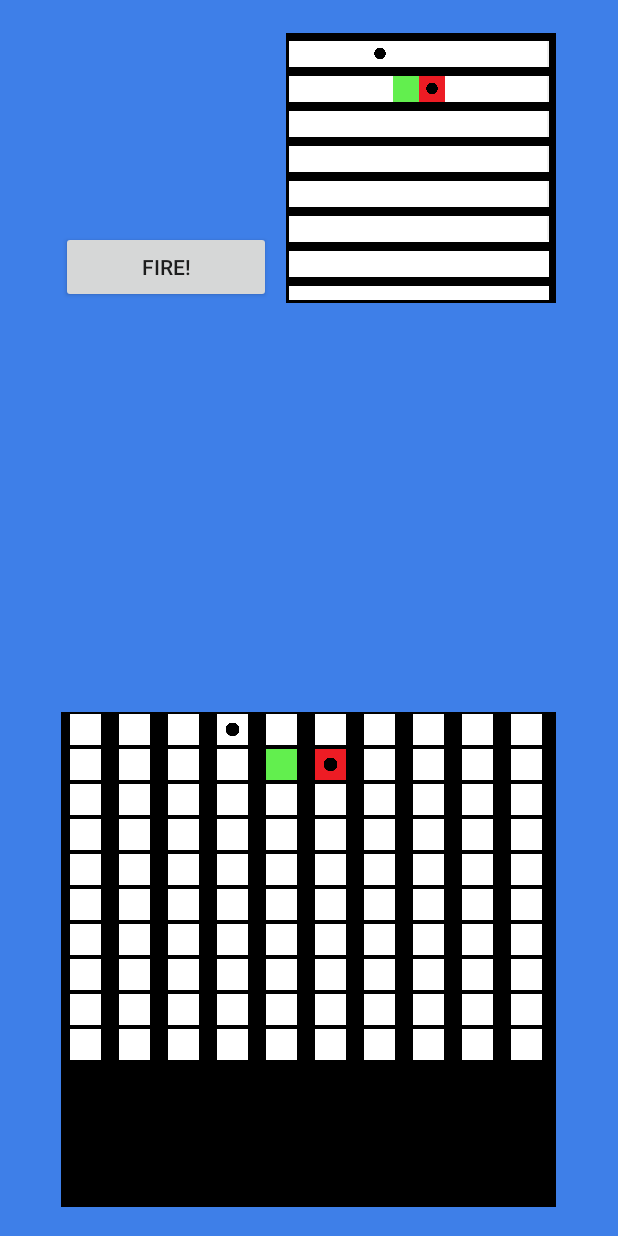
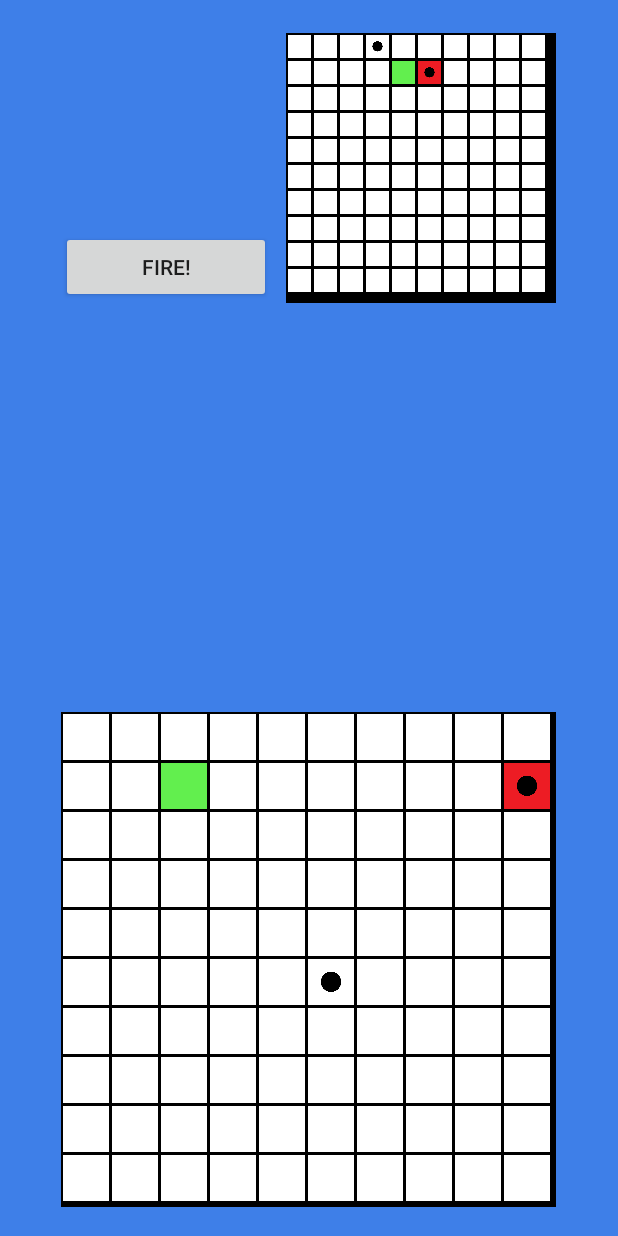
Before and after one commit to FrederikFrost/SlagShots, an Android app: the GameActivity screen opened directly, with no data from a screen before it, on a phone screen of 412 x 824 dp. Run offline under Robolectric (Android 15) with nearby library versions, the phone set to English and light mode, and no system bars.

Commit message:
Startede game screen

```diff
--- a/app/src/main/java/com/example/bruger/slagshots/BoardField.java
+++ b/app/src/main/java/com/example/bruger/slagshots/BoardField.java
@@ -1,4 +1,6 @@
 package com.example.bruger.slagshots;
+
+import android.util.Log;
 
 /**
  * Created by erknt on 19-06-2019.
@@ -14,6 +16,7 @@ public class BoardField {
     }
 
     public void hit() {
+        Log.i("SKUD", "Jeg skydder!");
         isHit = true;
     }
 
--- a/app/src/main/java/com/example/bruger/slagshots/GameActivity.java
+++ b/app/src/main/java/com/example/bruger/slagshots/GameActivity.java
@@ -1,18 +1,24 @@
 package com.example.bruger.slagshots;
 
+import android.annotation.SuppressLint;
 import android.content.Context;
 import android.os.Bundle;
-import android.support.design.widget.FloatingActionButton;
-import android.support.design.widget.Snackbar;
+import android.support.annotation.NonNull;
 import android.support.v7.app.AppCompatActivity;
-import android.support.v7.widget.Toolbar;
+import android.util.Log;
 import android.view.View;
+import android.view.ViewGroup;
+import android.widget.AdapterView;
+import android.widget.Button;
 import android.widget.GridView;
+import android.widget.AdapterView.OnItemClickListener;
+import android.widget.Toast;
 
 
 public class GameActivity extends AppCompatActivity {
 
     private GameModel model;
+    private boolean positionSelected = false;
 
     @Override
     protected void onCreate(Bundle savedInstanceState) {
@@ -20,12 +26,50 @@ public class GameActivity extends AppCompatActivity {
         model = new GameModel();
         setContentView(R.layout.activity_game);
 
-        GridView gridview1 = (GridView) findViewById(R.id.gridView1);
-        GridViewAdapter adapter = new GridViewAdapter(this, model);
-        gridview1.setAdapter(adapter);
+        GridView gridView1 = (GridView) findViewById(R.id.gridView1);
+        gridView1.setAdapter(new GridViewAdapter(this, model, true));
 
-        GridView gridview2 = (GridView) findViewById(R.id.gridView2);
-        gridview2.setAdapter(adapter);
+        final GridView gridView2 = (GridView) findViewById(R.id.gridView2);
+        final GridViewAdapter adapter = new GridViewAdapter(this, model, false);
+        gridView2.setAdapter(adapter);
+
+        gridView2.setOnItemClickListener(getListener(adapter));
+
+        Button fireShot = (Button) findViewById(R.id.fireShot);
+        fireShot.setOnClickListener(new View.OnClickListener() {
+            @Override
+            public void onClick(View view) {
+                if (!positionSelected) {
+                    Toast.makeText(getApplicationContext(),"No position marked for attack.", Toast.LENGTH_LONG).show();
+
+                } else {
+                    Log.i("SKUD", "Jeg affryrer skud.");
+                    model.getPos(adapter.getSelectedPosition(), false).hit();
+                    adapter.setSelectedPosition(-1);
+                    positionSelected = false;
+
+                    // TODO: Make turn based
+                    adapter.notifyDataSetChanged();
+                }
+            }
+        });
+
     }
 
+    @NonNull
+    private OnItemClickListener getListener(final GridViewAdapter adapter) {
+        return new OnItemClickListener() {
+            @Override
+            public void onItemClick(AdapterView<?> parent, View v,
+                                    int position, long id) {
+
+                Log.i("SKUD", "Jeg sætter markerings positionen");
+                positionSelected = true;
+                adapter.setSelectedPosition(position);
+                adapter.notifyDataSetChanged();
+            }
+        };
+    }
+
+
 }
--- a/app/src/main/java/com/example/bruger/slagshots/GameModel.java
+++ b/app/src/main/java/com/example/bruger/slagshots/GameModel.java
@@ -20,10 +20,17 @@ public class GameModel {
         playerOne = new BoardField[100];
         createBoardField(playerOne);
         getTestBoard(playerOne);
+        playerTwo = new BoardField[100];
+        createBoardField(playerTwo);
+        getTestBoard2(playerTwo);
     }
 
     public int getCount() {
         return playerOne.length;
+    }
+
+    public BoardField getPos(int pos, boolean smallBoard) {
+        return smallBoard ? playerOne[pos]:playerTwo[pos];
     }
 
     public void createBoardField(BoardField[] board) {
@@ -41,9 +48,17 @@ public class GameModel {
         Log.i(TAG, "I inserted ship and shots");
     }
 
-    public int getView(int pos) {
+    public void getTestBoard2(BoardField[] board) {
+            board[55].hit();
+            board[12].setShip(true);
+            board[19].setShip(true);
+            board[19].hit();
+            Log.i(TAG, "I inserted ship and shots");
+    }
 
-        BoardField temp = playerOne[pos];
+    public int getView(int pos, boolean smallBoard) {
+
+        BoardField temp = smallBoard ? playerOne[pos]:playerTwo[pos];
         if (temp == null) {
             Log.i(TAG,DEBUGGER_STRING);
         }
--- a/app/src/main/java/com/example/bruger/slagshots/GridViewAdapter.java
+++ b/app/src/main/java/com/example/bruger/slagshots/GridViewAdapter.java
@@ -1,5 +1,6 @@
 package com.example.bruger.slagshots;
 
+import android.graphics.Color;
 import android.util.Log;
 import android.view.View;
 import android.view.ViewGroup;
@@ -17,11 +18,14 @@ public class GridViewAdapter extends BaseAdapter {
 
     private Context mContext;
     private GameModel model;
+    private boolean smallBoard;
+    private int selectedPosition = -1;
 
 
-    public GridViewAdapter(Context c, GameModel model) {
+    public GridViewAdapter(Context c, GameModel model, boolean smallBoard) {
         mContext = c;
         this.model = model;
+        this.smallBoard = smallBoard;
     }
 
     @Override
@@ -39,22 +43,32 @@ public class GridViewAdapter extends BaseAdapter {
         return 0;
     }
 
+    public void setSelectedPosition(int position) {
+        selectedPosition = position;
+    }
+
+    public int getSelectedPosition() {
+        return selectedPosition;
+    }
+
     @Override
     public View getView(int position, View convertView, ViewGroup parent) {
-        ImageView imageView;
+        SquareImageView imageView;
 
         if (convertView == null) {
-            imageView = new ImageView(mContext);
-            imageView.setLayoutParams(new GridView.LayoutParams(GridView.AUTO_FIT, 35));
-            //imageView.setScaleType(ImageView.ScaleType.CENTER_CROP);
-            imageView.setPadding(0,2,0,2);
+            imageView = new SquareImageView(mContext);
+            //imageView.setPadding(0, 2, 0, 2);
+        } else {
+            imageView = (SquareImageView) convertView;
         }
-        else
-        {
-            imageView = (ImageView) convertView;
+        imageView.setImageResource(mThumbIds[model.getView(position,smallBoard)]);
+        if (position == selectedPosition) {
+            Log.i("SKUD","Jeg sætter markerings farven");
+            imageView.setColorFilter(Color.RED);
+        } else {
+            imageView.setColorFilter(Color.TRANSPARENT);
         }
-        imageView.setImageResource(mThumbIds[model.getView(position)]);
-        Log.i(model.TAG, "I got the image");
+
         return imageView;
     }
 
@@ -62,4 +76,5 @@ public class GridViewAdapter extends BaseAdapter {
             R.drawable.blank, R.drawable.blankhit,
             R.drawable.enemyhit, R.drawable.own,
     };
+
 }
--- /dev/null
+++ b/app/src/main/java/com/example/bruger/slagshots/SquareImageView.java
@@ -0,0 +1,24 @@
+package com.example.bruger.slagshots;
+import android.content.Context;
+import android.widget.ImageView;
+import android.util.AttributeSet;
+
+public class SquareImageView extends ImageView {
+    public SquareImageView(Context context) {
+        super(context);
+    }
+
+    public SquareImageView(Context context, AttributeSet attrs) {
+        super(context, attrs);
+    }
+
+    public SquareImageView(Context context, AttributeSet attrs, int defStyle) {
+        super(context, attrs, defStyle);
+    }
+
+    @Override
+    protected void onMeasure(int widthMeasureSpec, int heightMeasureSpec) {
+        super.onMeasure(widthMeasureSpec, heightMeasureSpec);
+        setMeasuredDimension(getMeasuredWidth(), getMeasuredWidth()); //Snap to width
+    }
+}
--- a/app/src/main/res/layout/content_game.xml
+++ b/app/src/main/res/layout/content_game.xml
@@ -37,10 +37,13 @@
             android:background="@android:color/black"
             android:gravity="center"
             android:numColumns="10"
-            android:padding="2dp"
+            android:padding="1dp"
+            android:horizontalSpacing="2dp"
+            android:verticalSpacing="2dp"
             android:layout_alignParentTop="true"
             android:layout_alignRight="@+id/gridView2"
-            android:layout_alignEnd="@+id/gridView2" />
+            android:layout_alignEnd="@+id/gridView2"
+            android:stretchMode="columnWidth" />
 
         <GridView
             android:id="@+id/gridView2"
@@ -50,10 +53,14 @@
             android:layout_centerHorizontal="true"
             android:layout_marginBottom="11dp"
             android:background="@android:color/black"
-            android:numColumns="10" />
+            android:numColumns="10"
+            android:padding="1dp"
+            android:horizontalSpacing="2dp"
+            android:verticalSpacing="2dp"
+            android:stretchMode="columnWidth" />
 
         <Button
-            android:id="@+id/button4"
+            android:id="@+id/fireShot"
             android:layout_width="140dp"
             android:layout_height="wrap_content"
             android:text="FIRE!"
```
